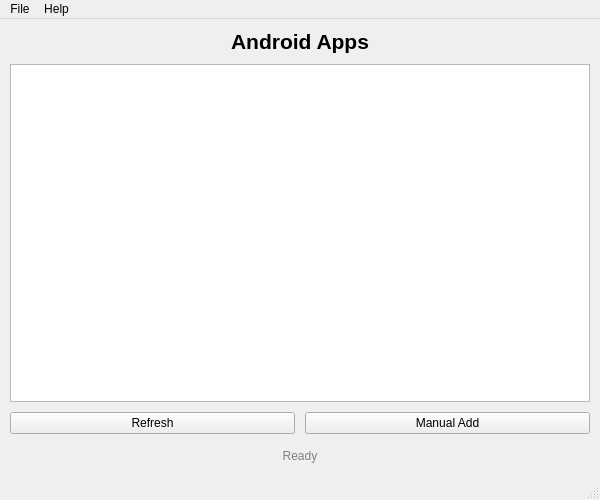
rifqiabd/scrcpy-gui, file ui/mainwindow.ui: the form before one commit.
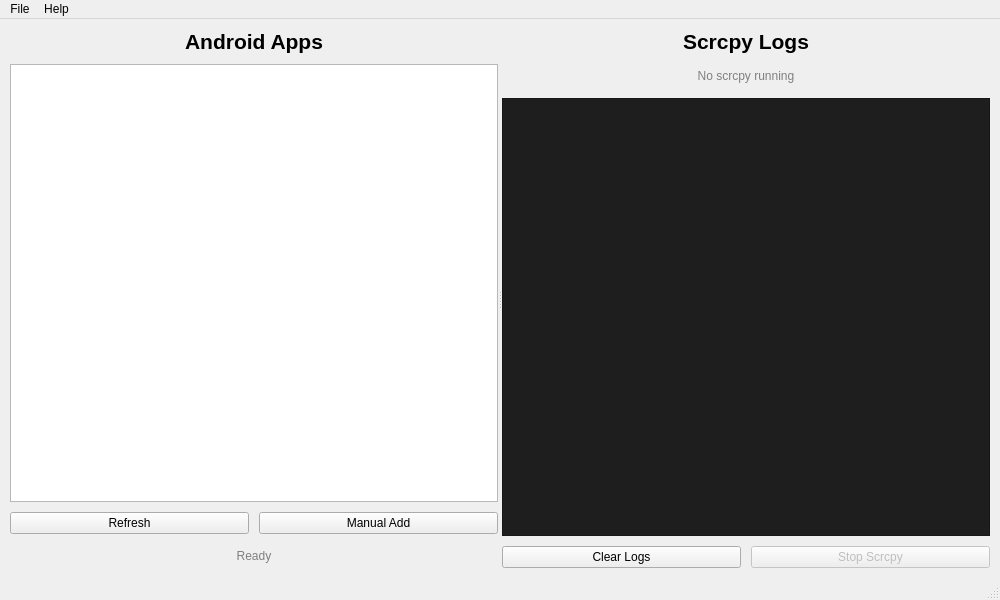
The form after the commit. Icons and pictures are not drawn.

Commit message:
refactor: integrate scrcpy logs into main window with 2-column layout
- Remove separate ScrcpyWindow, integrate directly into MainWindow
- Add 2-column layout: apps list (left) + log viewer (right)
- Implement real-time log capture with colored output
- Add Stop/Clear buttons in main UI
- Remove scrcpywindow.cpp and scrcpywindow.h files
- Update CMakeLists.txt to reflect removed files

This provides a cleaner single-window experience without pop-ups.

Patch:
```diff
--- a/ui/mainwindow.ui
+++ b/ui/mainwindow.ui
@@ -6,8 +6,8 @@
    <rect>
     <x>0</x>
     <y>0</y>
-    <width>600</width>
-    <height>500</height>
+    <width>1000</width>
+    <height>600</height>
    </rect>
   </property>
   <property name="windowTitle">
@@ -31,6 +31,28 @@
      <number>10</number>
     </property>
     <item>
+     <widget class="QSplitter" name="splitter">
+      <property name="orientation">
+       <enum>Qt::Horizontal</enum>
+      </property>
+      <widget class="QWidget" name="leftPanel">
+       <layout class="QVBoxLayout" name="leftLayout">
+        <property name="spacing">
+         <number>10</number>
+        </property>
+        <property name="leftMargin">
+         <number>0</number>
+        </property>
+        <property name="topMargin">
+         <number>0</number>
+        </property>
+        <property name="rightMargin">
+         <number>0</number>
+        </property>
+        <property name="bottomMargin">
+         <number>0</number>
+        </property>
+        <item>
      <widget class="QLabel" name="titleLabel">
       <property name="text">
        <string>Android Apps</string>
@@ -102,12 +124,105 @@
     </item>
    </layout>
   </widget>
+      <widget class="QWidget" name="rightPanel">
+       <layout class="QVBoxLayout" name="rightLayout">
+        <property name="spacing">
+         <number>10</number>
+        </property>
+        <property name="leftMargin">
+         <number>0</number>
+        </property>
+        <property name="topMargin">
+         <number>0</number>
+        </property>
+        <property name="rightMargin">
+         <number>0</number>
+        </property>
+        <property name="bottomMargin">
+         <number>0</number>
+        </property>
+        <item>
+         <widget class="QLabel" name="logTitleLabel">
+          <property name="text">
+           <string>Scrcpy Logs</string>
+          </property>
+          <property name="font">
+           <font>
+            <pointsize>16</pointsize>
+            <weight>75</weight>
+            <bold>true</bold>
+           </font>
+          </property>
+          <property name="alignment">
+           <set>Qt::AlignCenter</set>
+          </property>
+         </widget>
+        </item>
+        <item>
+         <widget class="QLabel" name="scrcpyStatusLabel">
+          <property name="text">
+           <string>No scrcpy running</string>
+          </property>
+          <property name="styleSheet">
+           <string notr="true">color: gray; padding: 5px;</string>
+          </property>
+          <property name="alignment">
+           <set>Qt::AlignCenter</set>
+          </property>
+         </widget>
+        </item>
+        <item>
+         <widget class="QTextEdit" name="logTextEdit">
+          <property name="readOnly">
+           <bool>true</bool>
+          </property>
+          <property name="font">
+           <font>
+            <family>Consolas</family>
+            <pointsize>9</pointsize>
+           </font>
+          </property>
+          <property name="styleSheet">
+           <string notr="true">background-color: #1e1e1e; color: #d4d4d4;</string>
+          </property>
+         </widget>
+        </item>
+        <item>
+         <layout class="QHBoxLayout" name="scrcpyButtonLayout">
+          <property name="spacing">
+           <number>10</number>
+          </property>
+          <item>
+           <widget class="QPushButton" name="clearLogsButton">
+            <property name="text">
+             <string>Clear Logs</string>
+            </property>
+           </widget>
+          </item>
+          <item>
+           <widget class="QPushButton" name="stopScrcpyButton">
+            <property name="text">
+             <string>Stop Scrcpy</string>
+            </property>
+            <property name="enabled">
+             <bool>false</bool>
+            </property>
+           </widget>
+          </item>
+         </layout>
+        </item>
+       </layout>
+      </widget>
+     </widget>
+    </item>
+   </layout>
+  </widget>
   <widget class="QMenuBar" name="menuBar">
    <property name="geometry">
     <rect>
      <x>0</x>
      <y>0</y>
-     <width>600</width>
+     <width>1000</width>
      <height>22</height>
     </rect>
    </property>
```
Lines whose indentation alone changed are shown as unchanged. The commit also changes 5 other files.
